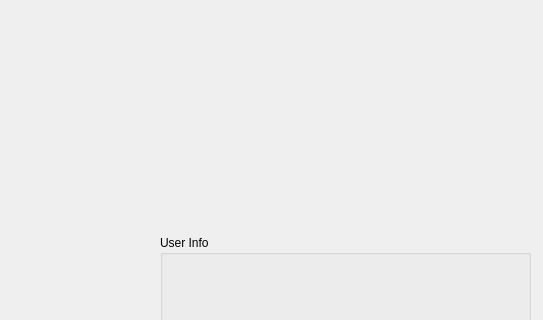
First picture: the form in forms/userwindow.ui, repository HydeMikhail/EmployeeDirectory, before the edit; both pictures show x 390 to 933 and y 425 to 745 of the 933 by 985 pixel window.
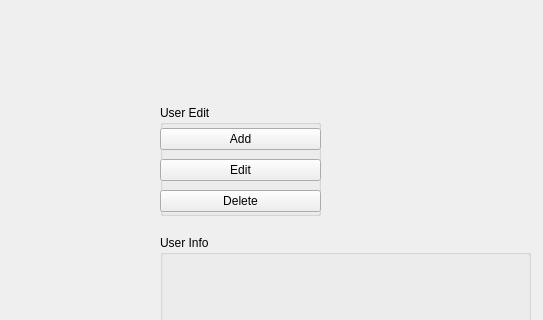
Second picture: the form after the edit.

Patch:
```diff
--- a/forms/userwindow.ui
+++ b/forms/userwindow.ui
@@ -120,6 +120,52 @@
      <string>LogOut</string>
     </property>
    </widget>
+   <widget class="QGroupBox" name="UserEditBox">
+    <property name="geometry">
+     <rect>
+      <x>550</x>
+      <y>530</y>
+      <width>161</width>
+      <height>111</height>
+     </rect>
+    </property>
+    <property name="title">
+     <string>User Edit</string>
+    </property>
+    <widget class="QWidget" name="verticalLayoutWidget">
+     <property name="geometry">
+      <rect>
+       <x>0</x>
+       <y>20</y>
+       <width>161</width>
+       <height>91</height>
+      </rect>
+     </property>
+     <layout class="QVBoxLayout" name="verticalLayout">
+      <item>
+       <widget class="QPushButton" name="AddButton">
+        <property name="text">
+         <string>Add</string>
+        </property>
+       </widget>
+      </item>
+      <item>
+       <widget class="QPushButton" name="EditButton">
+        <property name="text">
+         <string>Edit</string>
+        </property>
+       </widget>
+      </item>
+      <item>
+       <widget class="QPushButton" name="DeleteButton">
+        <property name="text">
+         <string>Delete</string>
+        </property>
+       </widget>
+      </item>
+     </layout>
+    </widget>
+   </widget>
   </widget>
   <widget class="QMenuBar" name="menubar">
    <property name="geometry">
```
